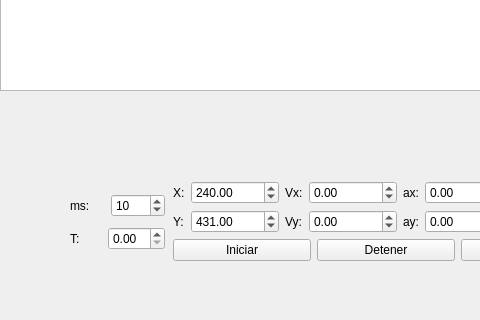
Above: thebox.ui from Dowito/Hollow-Souls before the change; both pictures show x 0 to 480 and y 400 to 720 of the 1280 by 720 pixel window. Below: the same form after it.
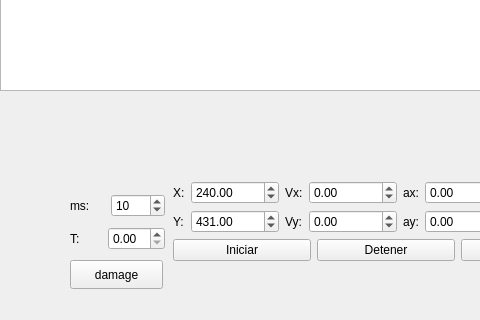
That is the form after the change.

Patch:
```diff
--- a/thebox.ui
+++ b/thebox.ui
@@ -341,6 +341,19 @@
      </item>
     </layout>
    </widget>
+   <widget class="QPushButton" name="pushButton">
+    <property name="geometry">
+     <rect>
+      <x>70</x>
+      <y>660</y>
+      <width>93</width>
+      <height>29</height>
+     </rect>
+    </property>
+    <property name="text">
+     <string>damage</string>
+    </property>
+   </widget>
   </widget>
  </widget>
  <resources/>
```
